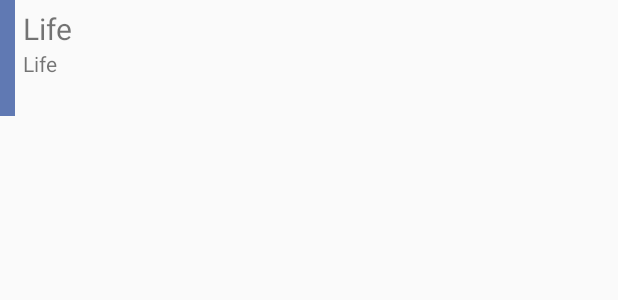
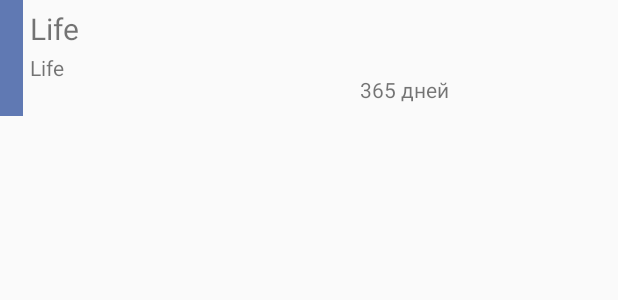
Before and after one commit to Airono/Goals, an Android app: the layout item_view.xml on its own in the app's theme, with its tools: preview values and no code run, on a phone screen of 412 x 824 dp. Shown: the top 300 px of the screen. Run offline under Robolectric (Android 15) with nearby library versions, the phone set to English and light mode, and no system bars.

```diff
--- a/app/src/main/AndroidManifest.xml
+++ b/app/src/main/AndroidManifest.xml
@@ -14,7 +14,7 @@
         android:theme="@style/AppTheme">
         <activity
             android:name=".activities.GoalListActivity"
-            android:label="@string/app_name"></activity>
+            android:label="@string/app_name" />
         <activity android:name=".activities.NewGoalActivity" />
         <activity android:name=".activities.SettingActivity" />
         <activity android:name=".activities.StartActivity">
@@ -24,7 +24,7 @@
                 <category android:name="android.intent.category.LAUNCHER" />
             </intent-filter>
         </activity>
-        <activity android:name=".activities.ArchiveActivity"></activity>
+        <activity android:name=".activities.ArchiveActivity" />
     </application>
 
 </manifest>
--- a/app/src/main/java/com/sanyusha/goals/activities/ArchiveActivity.java
+++ b/app/src/main/java/com/sanyusha/goals/activities/ArchiveActivity.java
@@ -11,7 +11,7 @@ import com.sanyusha.goals.models.Goal;
 
 import java.util.ArrayList;
 
-public class ArchiveActivity extends Activity {
+public class ArchiveActivity extends AppCompatActivity {
 
     ArrayList<Goal> archive = new ArrayList<>();
     GoalsAdapter mAdapter;
@@ -22,7 +22,7 @@ public class ArchiveActivity extends Activity {
         super.onCreate(savedInstanceState);
         setContentView(R.layout.activity_archive);
 
-        archiveLv = findViewById(R.id.archive_lv);
+        archiveLv = (ListView) findViewById(R.id.archive_lv);
 
         final Activity activity = this;
         mAdapter = new GoalsAdapter(activity, archive);
--- a/app/src/main/java/com/sanyusha/goals/activities/SettingActivity.java
+++ b/app/src/main/java/com/sanyusha/goals/activities/SettingActivity.java
@@ -13,7 +13,7 @@ import android.widget.Button;
 
 import com.sanyusha.goals.R;
 
-public class SettingActivity extends Activity implements View.OnClickListener {
+public class SettingActivity extends AppCompatActivity implements View.OnClickListener {
 
     Button archiveButton;
 
@@ -47,10 +47,10 @@ public class SettingActivity extends Activity implements View.OnClickListener {
         super.onCreate(savedInstanceState);
         setContentView(R.layout.activity_setting);
 
-        BottomNavigationView navigation = findViewById(R.id.navigation);
+        BottomNavigationView navigation = (BottomNavigationView) findViewById(R.id.navigation);
         navigation.setOnNavigationItemSelectedListener(mOnNavigationItemSelectedListener);
 
-        archiveButton = findViewById(R.id.archive_button);
+        archiveButton = (Button) findViewById(R.id.archive_button);
         archiveButton.setOnClickListener(this);
     }
 
--- a/app/src/main/java/com/sanyusha/goals/models/Goal.java
+++ b/app/src/main/java/com/sanyusha/goals/models/Goal.java
@@ -18,8 +18,6 @@ public class Goal {
         year,
         life,
         unknown;
-
-        int color;
 
         public int getColor() {
             switch(this) {
--- a/app/src/main/res/layout/item_view.xml
+++ b/app/src/main/res/layout/item_view.xml
@@ -8,7 +8,7 @@
 
     <View
         android:id="@+id/typeView"
-        android:layout_width="10dp"
+        android:layout_width="15dp"
         android:layout_height="77dp"
         android:layout_weight="1"
 
@@ -20,9 +20,9 @@
         tools:layout_editor_absoluteX="0dp"
         tools:layout_editor_absoluteY="0dp" />
 
-    <LinearLayout
-        android:id="@+id/linearLayout1"
-        android:layout_width="358dp"
+    <RelativeLayout
+        android:id="@+id/linearLayout"
+        android:layout_width="353dp"
         android:layout_height="77dp"
         android:orientation="vertical"
         tools:layout_conversion_absoluteX="15dp"
@@ -30,13 +30,14 @@
         tools:layout_conversion_absoluteWidth="369dp"
         tools:layout_conversion_absoluteHeight="93dp"
         tools:layout_editor_absoluteY="8dp"
-        tools:layout_editor_absoluteX="18dp">
+        tools:layout_editor_absoluteX="18dp"
+        android:layout_marginStart="20dp">
 
         <TextView
             android:id="@+id/title"
             android:layout_width="wrap_content"
             android:layout_height="wrap_content"
-            android:layout_marginStart="15dp"
+            android:layout_marginStart="20dp"
             android:layout_marginTop="5dp"
             android:text="@string/life"
             android:textSize="20sp" />
@@ -45,10 +46,20 @@
             android:id="@+id/description"
             android:layout_width="wrap_content"
             android:layout_height="wrap_content"
-            android:layout_marginStart="15dp"
             android:layout_marginEnd="10dp"
+            android:layout_marginStart="20dp"
+            android:layout_marginTop="35dp"
             android:text="@string/life" />
 
-    </LinearLayout>
+        <TextView
+            android:id="@+id/date"
+            android:layout_width="match_parent"
+            android:layout_height="wrap_content"
+            android:layout_marginEnd="10dp"
+            android:layout_marginStart="240dp"
+            android:layout_marginTop="50dp"
+            android:text="365 дней" />
+
+    </RelativeLayout>
 
 </android.support.constraint.ConstraintLayout>
--- a/app/src/main/res/values/strings.xml
+++ b/app/src/main/res/values/strings.xml
@@ -18,4 +18,5 @@
     <string name="saved">Saved</string>
     <string name="error">Error</string>
     <string name="errorLoading">Error of loading</string>
+    <string name="time">Time is up</string>
 </resources>
```
Also changed, not shown: app/src/main/java/com/sanyusha/goals/activities/GoalListActivity.java (+8 -6 lines), app/src/main/java/com/sanyusha/goals/activities/NewGoalActivity.java (+7 -6 lines), app/src/main/java/com/sanyusha/goals/activities/StartActivity.java (+27 -2 lines), app/src/main/java/com/sanyusha/goals/adapters/GoalsAdapter.java (+45 -4 lines), app/src/main/res/layout/activity_goal_list.xml (+4 -3 lines), 1 other file.
